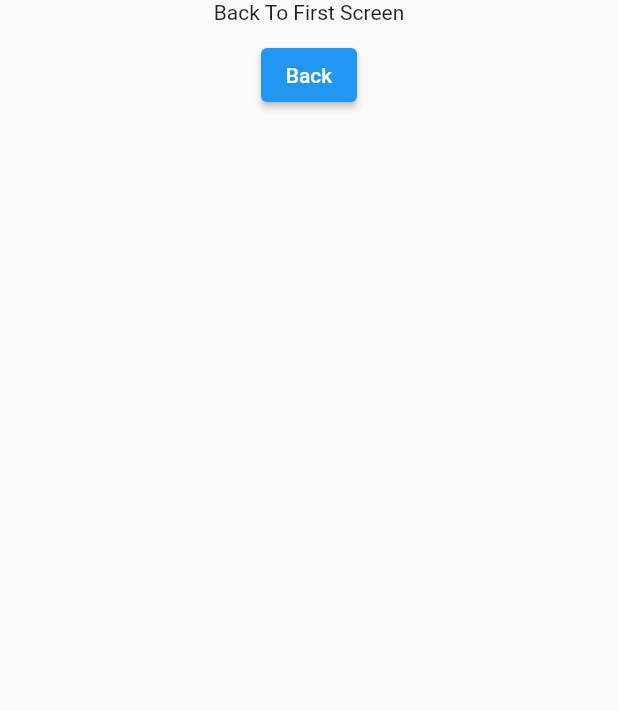
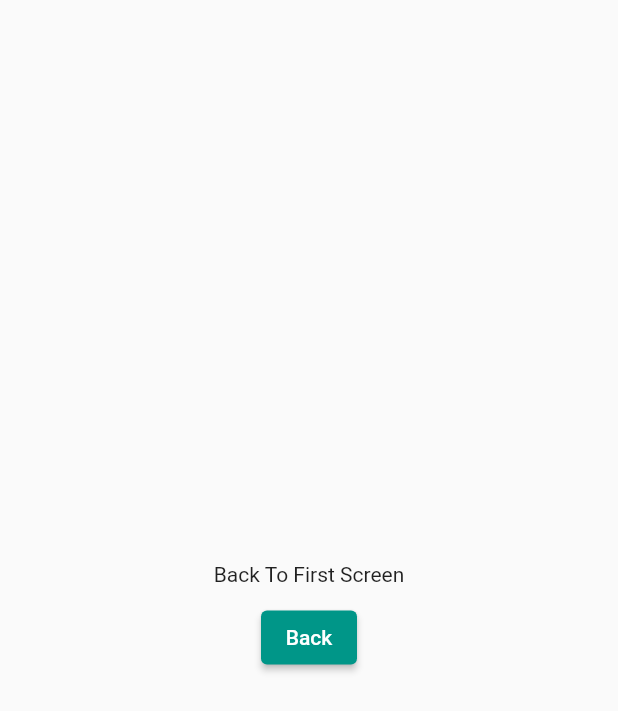
Before and after one commit to notsatria/Projek-Kuliah-Flutter, a Flutter app: the AnotherScreen screen opened by its route, on a phone screen of 412 x 824 dp. Shown: the top 711 px of the screen. Run offline on Flutter 3.47's test engine with Material 2 defaults, Android fonts, the phone set to English and light mode, and no system bars.

Commit message:
edit changes

```diff
--- a/navigation_routing/lib/another_screen.dart
+++ b/navigation_routing/lib/another_screen.dart
@@ -7,7 +7,7 @@ class AnotherScreen extends StatelessWidget {
   Widget build(BuildContext context) {
     return Scaffold(
       body: Center(
-        child: Column(children: [
+        child: Column(mainAxisAlignment: MainAxisAlignment.center, children: [
           Text("Back To First Screen"),
           SizedBox(
             height: 10,
--- a/navigation_routing/lib/main.dart
+++ b/navigation_routing/lib/main.dart
@@ -21,7 +21,7 @@ class MyApp extends StatelessWidget {
       title: 'Flutter Demo',
       theme: ThemeData(
         visualDensity: VisualDensity.adaptivePlatformDensity,
-        primarySwatch: Colors.blue,
+        primarySwatch: Colors.teal,
       ),
       initialRoute: '/',
       routes: {
```
